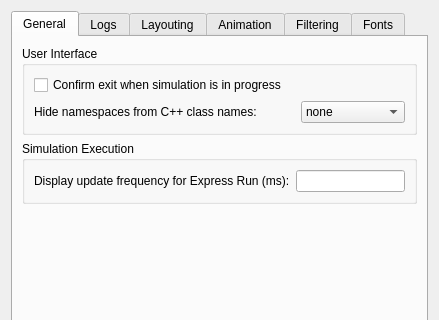
Before: the Qt Designer form src/qtenv/preferencesdialog.ui in omnetpp/omnetpp, drawn with Qt 5; both pictures show x 0 to 439 and y 0 to 320 of the 439 by 532 pixel window.
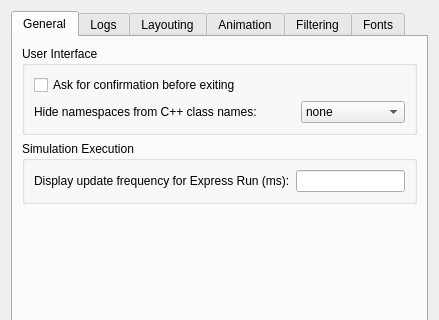
After: the same form once the commit is applied.

Commit message: qtenv: Rethought exiting behaviour, like calling finish() and showing confirmation dialogs.

What changed in the file:
```diff
--- a/src/qtenv/preferencesdialog.ui
+++ b/src/qtenv/preferencesdialog.ui
@@ -43,7 +43,7 @@
           <item>
            <widget class="QCheckBox" name="confirmExit">
             <property name="text">
-             <string>Confirm exit when simulation is in progress</string>
+             <string>Ask for confirmation before exiting</string>
             </property>
            </widget>
           </item>
```
The commit also changes 3 other files.
